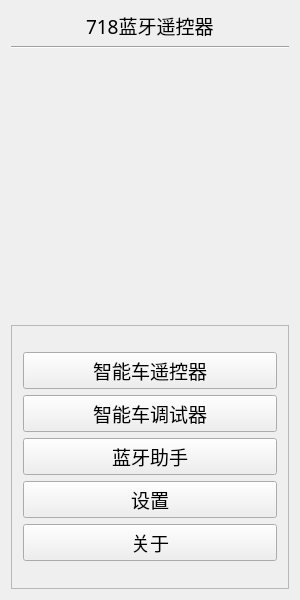
Qt form mainwindow.ui (ZzzzzzS/uper2018) before a commit.
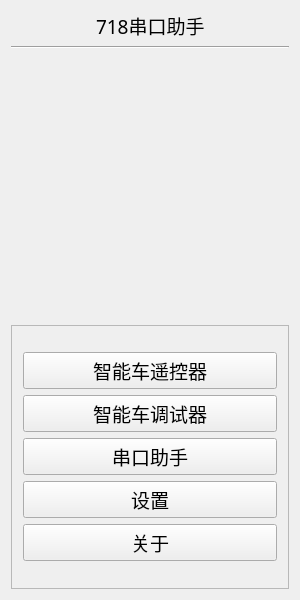
The same form after that commit.

Diff of the .ui file:
```diff
--- a/mainwindow.ui
+++ b/mainwindow.ui
@@ -43,7 +43,7 @@
           <item>
            <widget class="QLabel" name="label">
             <property name="text">
-             <string>718蓝牙遥控器</string>
+             <string>718串口助手</string>
             </property>
            </widget>
           </item>
@@ -120,7 +120,7 @@
               <item>
                <widget class="QPushButton" name="BluetoothButton">
                 <property name="text">
-                 <string>蓝牙助手</string>
+                 <string>串口助手</string>
                 </property>
                </widget>
               </item>
```
